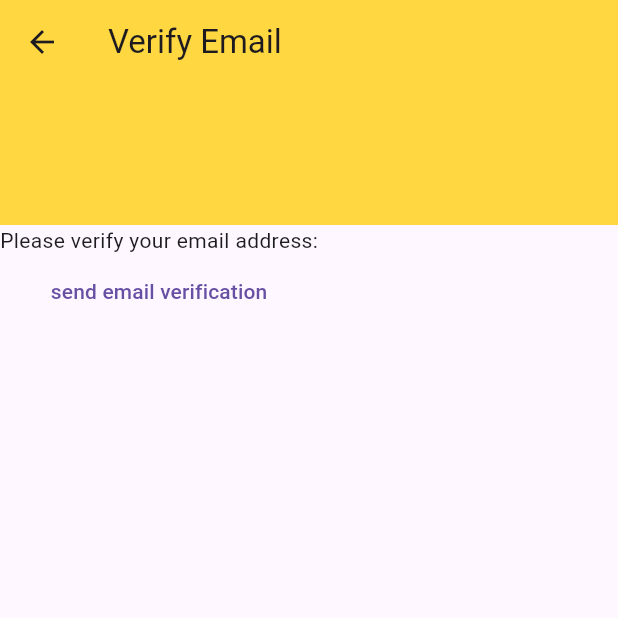
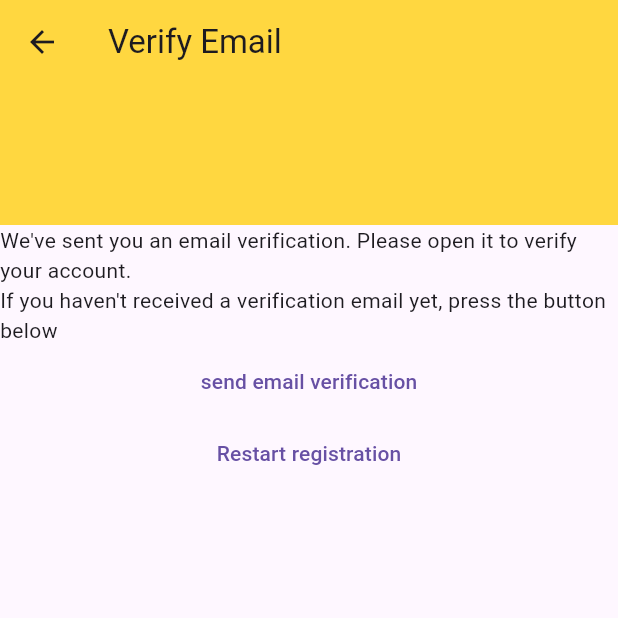
Before and after one commit to ebubechi/notes, a Flutter app: the VerifyEmailView screen opened directly, on a phone screen of 412 x 824 dp, the top half of it. Run offline on Flutter 3.47's test engine with Material 2 defaults, Android fonts, the light colour scheme and no system bars; our stand-ins replace firebase_auth, firebase_core; accounts and stored records are empty.

Commit message:
Error handling 2, and updated auth route flow

```diff
--- a/lib/constants/routes.dart
+++ b/lib/constants/routes.dart
@@ -1,3 +1,4 @@
 const loginRoutes = '/login/';
 const registerRoutes = '/register/';
 const notesRoutes = '/notes/';
+const verifyEmailRoutes = '/verify-email';
--- a/lib/main.dart
+++ b/lib/main.dart
@@ -26,6 +26,7 @@ void main() {
       loginRoutes: (context) => const LoginView(),
       registerRoutes: (context) => const RegisterView(),
       notesRoutes: (context) => const NotesView(),
+      verifyEmailRoutes: (context) => const VerifyEmailView(),
     },
   ));
 }
--- a/lib/views/verify_email_view.dart
+++ b/lib/views/verify_email_view.dart
@@ -1,5 +1,6 @@
 import 'package:firebase_auth/firebase_auth.dart';
 import 'package:flutter/material.dart';
+import 'package:notes/constants/routes.dart';
 
 class VerifyEmailView extends StatefulWidget {
   const VerifyEmailView({super.key});
@@ -11,6 +12,7 @@ class VerifyEmailView extends StatefulWidget {
 class _VerifyEmailViewState extends State<VerifyEmailView> {
   @override
   Widget build(BuildContext context) {
+    final navigator = Navigator.of(context);
     return Scaffold(
       appBar: PreferredSize(
         preferredSize: const Size.fromHeight(150),
@@ -20,7 +22,10 @@ class _VerifyEmailViewState extends State<VerifyEmailView> {
         ),
       ),
       body: Column(children: [
-        const Text('Please verify your email address:'),
+        const Text(
+            'We\'ve sent you an email verification. Please open it to verify your account. '),
+        const Text(
+            'If you haven\'t received a verification email yet, press the button below'),
         TextButton(
           child: const Text('send email verification'),
           onPressed: () async {
@@ -28,6 +33,13 @@ class _VerifyEmailViewState extends State<VerifyEmailView> {
             await user?.sendEmailVerification();
           },
         ),
+        TextButton(
+            onPressed: () async {
+              await FirebaseAuth.instance.signOut();
+              navigator.pushNamedAndRemoveUntil(
+                  registerRoutes, (route) => false);
+            },
+            child: const Text('Restart registration'))
       ]),
     );
   }
```
Also changed, not shown: lib/views/login_view.dart (+8 -2 lines), lib/views/register_view.dart (+21 -6 lines).
